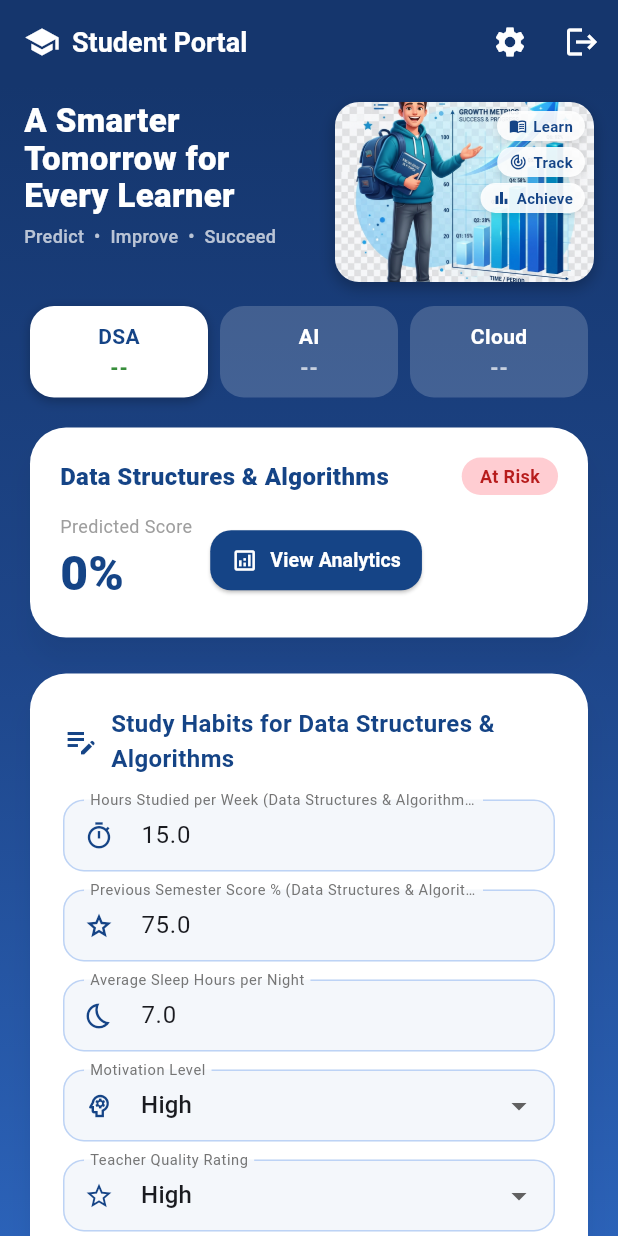
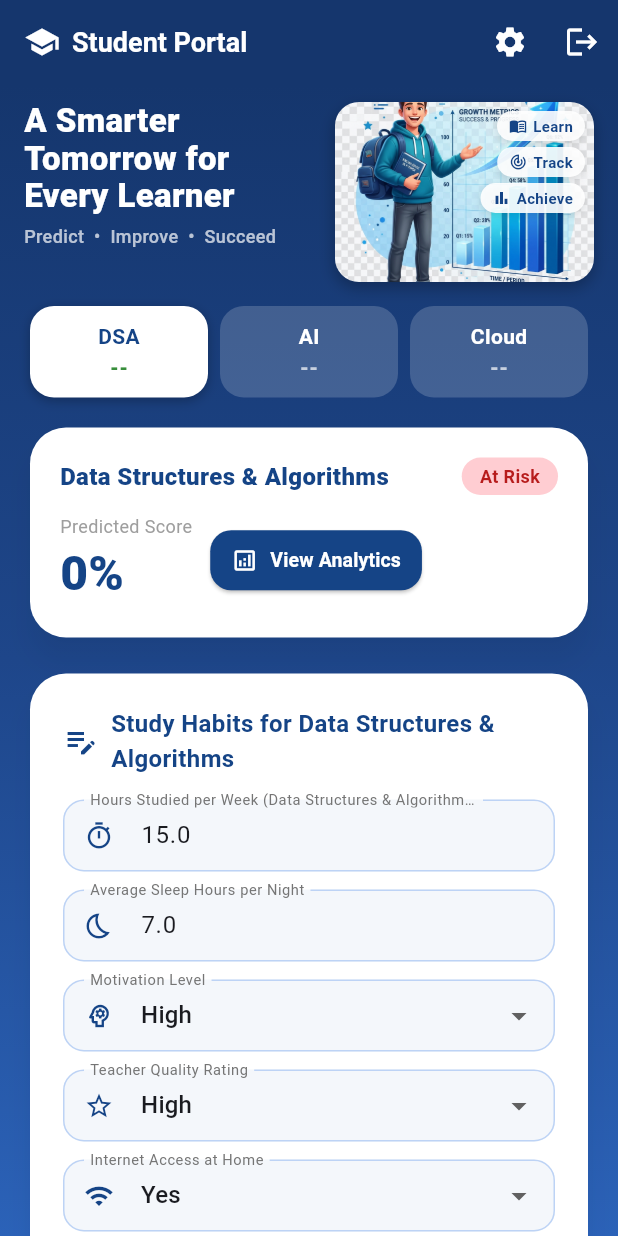
Before and after one commit to Akhi1Babu/Edu-Predict-AI, a Flutter app: the screen it shows once a user with an empty profile is signed in, on a phone screen of 412 x 824 dp. Run offline on Flutter 3.47's test engine with Material 3 defaults, Android fonts, the phone set to English and light mode, and no system bars; our stand-ins replace cloud_firestore, firebase_auth, firebase_core; accounts and stored records are empty.

Commit message:
Restrict previous semester score management exclusively to teacher portal

```diff
--- a/flutter/edupredict_app/lib/screens/student_home_screen.dart
+++ b/flutter/edupredict_app/lib/screens/student_home_screen.dart
@@ -31,7 +31,6 @@ class _StudentHomeScreenState extends State<StudentHomeScreen> {
 
   double _hoursStudied = 15;
   double _sleepHours = 7;
-  double _previousScore = 75;
   int _motivationLevel = 2; // 0=Low, 1=Med, 2=High
   int _extracurriculars = 1; // 0=No, 1=Yes
   int _internetAccess = 1;
@@ -69,7 +68,6 @@ class _StudentHomeScreenState extends State<StudentHomeScreen> {
       setState(() {
         _hoursStudied = (subjInputs['Hours_Studied'] ?? 15.0).toDouble();
         _sleepHours = (subjInputs['Sleep_Hours'] ?? 7.0).toDouble();
-        _previousScore = (subjInputs['Previous_Scores_Semester_Wise'] ?? 75.0).toDouble();
         _motivationLevel = subjInputs['Motivation_Level'] ?? 2;
         _teacherQuality = subjInputs['Teacher_Quality'] ?? 2;
         _internetAccess = subjInputs['Internet_Access'] ?? 1;
@@ -90,8 +88,6 @@ class _StudentHomeScreenState extends State<StudentHomeScreen> {
       final studentInputs = {
         'Hours_Studied': _hoursStudied,
         'Sleep_Hours': _sleepHours,
-        'Previous_Scores_Semester_Wise': _previousScore,
-        'Previous_Scores': _previousScore,
         'Motivation_Level': _motivationLevel,
         'Extracurricular_Activities': _extracurriculars,
         'Internet_Access': _internetAccess,
@@ -503,20 +499,6 @@ class _StudentHomeScreenState extends State<StudentHomeScreen> {
                                   ),
                                   const SizedBox(height: 12),
 
-                                  // Previous Score
-                                  TextFormField(
-                                    key: ValueKey('prev_$_selectedSubject'),
-                                    initialValue: _previousScore.toString(),
-                                    decoration: _buildInputDecoration(
-                                      label: 'Previous Semester Score % ($_selectedSubject)',
-                                      icon: Icons.grade_outlined,
-                                    ),
-                                    keyboardType: TextInputType.number,
-                                    validator: (val) => val == null || double.tryParse(val) == null ? 'Enter valid score' : null,
-                                    onSaved: (val) => _previousScore = double.parse(val!),
-                                  ),
-                                  const SizedBox(height: 12),
-
                                   // Sleep Hours
                                   TextFormField(
                                     key: ValueKey('sleep_$_selectedSubject'),
```
